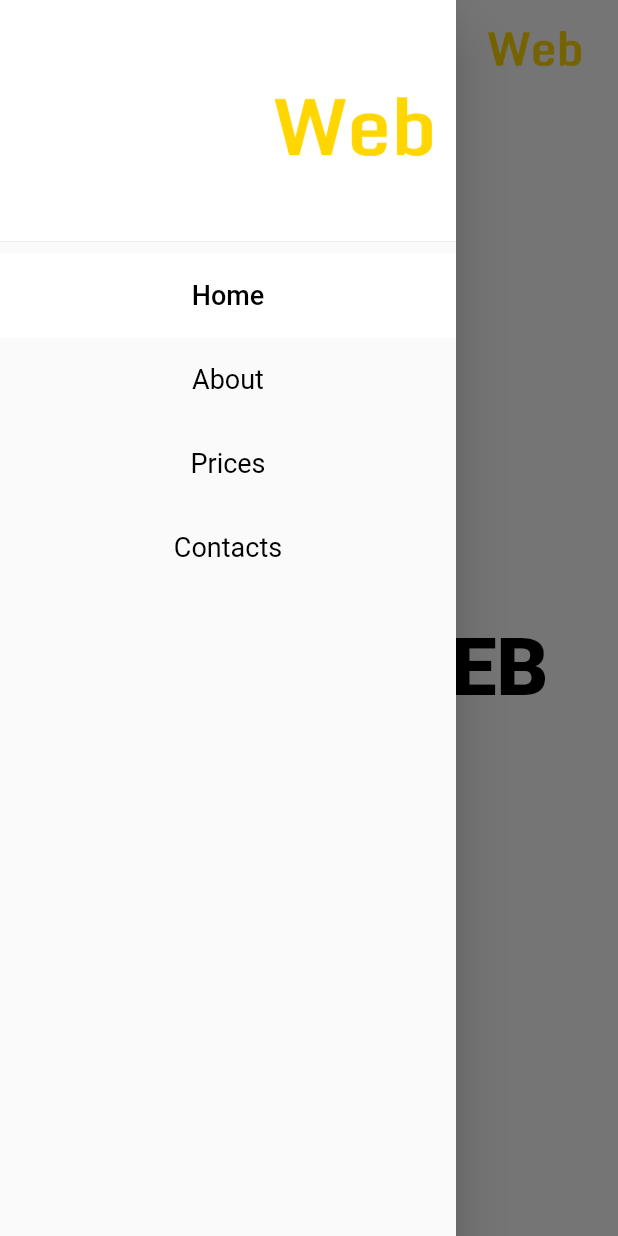
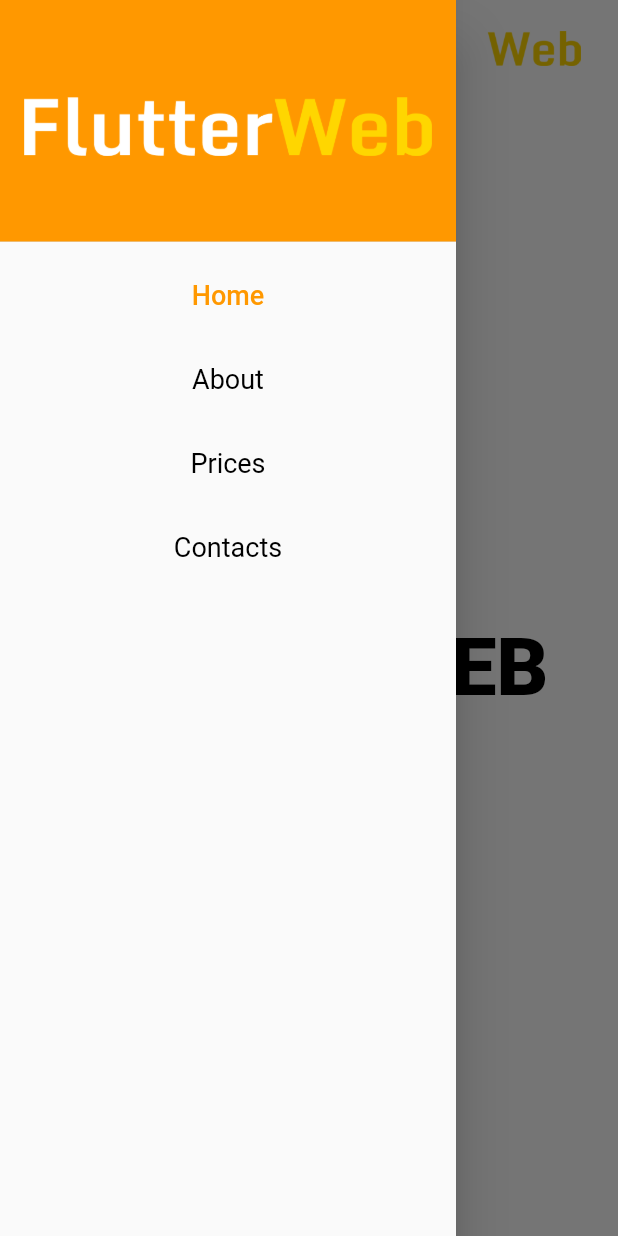
Before and after one commit to Frezyx/flutter-firebase-site, a Flutter app: the screen it shows after launch, with the side drawer open, on a phone screen of 412 x 824 dp. Run offline on Flutter 3.47's test engine with Material 2 defaults, Android fonts, the light colour scheme and no system bars.

Commit message:
Fix colors configuration

```diff
--- a/lib/widgets/custom/custom_drawer.dart
+++ b/lib/widgets/custom/custom_drawer.dart
@@ -10,7 +10,7 @@
     required this.onItemSelected,
     this.selectedStyle,
     this.style,
-    this.selectedBackgroundColor = Colors.white,
+    this.selectedBackgroundColor,
   }) : super(key: key);
 
   final List<String> titles;
@@ -18,7 +18,7 @@
   final TextStyle? selectedStyle;
   final TextStyle? style;
   final Function(int) onItemSelected;
-  final Color selectedBackgroundColor;
+  final Color? selectedBackgroundColor;
 
   @override
   Widget build(BuildContext context) {
@@ -52,7 +52,7 @@
     final theme = Theme.of(context);
     return DrawerHeader(
       decoration: BoxDecoration(
-        color: theme.backgroundColor,
+        color: theme.primaryColor,
       ),
       child: InkWell(
         onTap: () => onItemSelected(0),
--- a/lib/widgets/home.dart
+++ b/lib/widgets/home.dart
@@ -59,13 +59,12 @@
         selectedIndex: 0,
         onItemSelected: (int i) => print(i),
         style: theme.textTheme.headline3!.copyWith(
-          color: Colors.black,
           fontWeight: FontWeight.w400,
         ),
         selectedStyle: theme.textTheme.headline3!.copyWith(
           fontWeight: FontWeight.w500,
+          color: theme.primaryColor,
         ),
-        selectedBackgroundColor: theme.backgroundColor,
       ),
     );
   }
```
